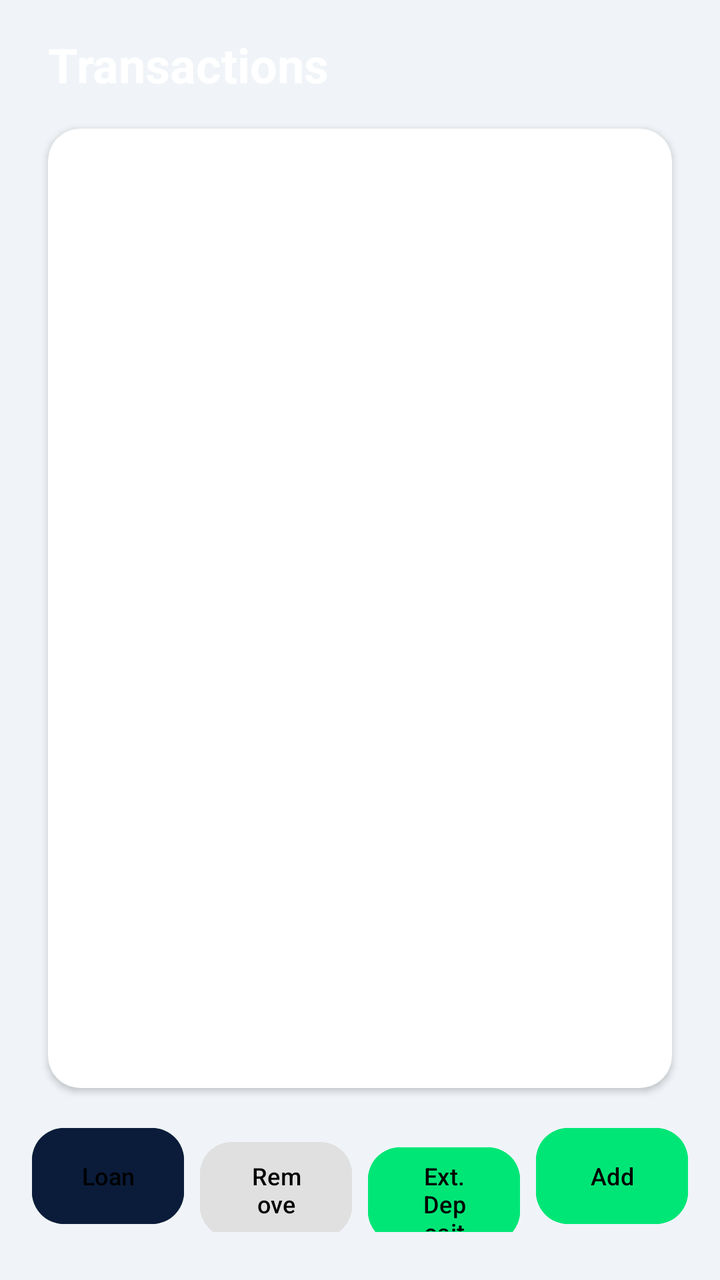
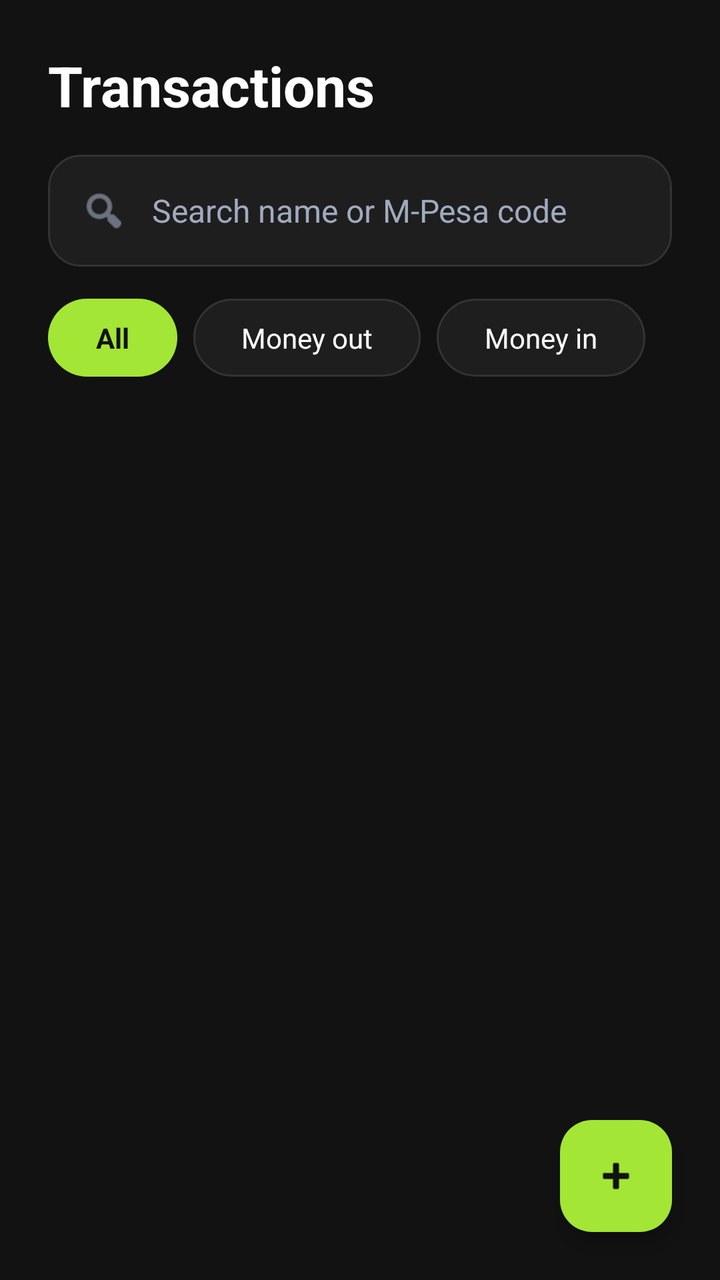

Screens rendered from an Android XML layout before and after an edit, with the pre-edit source and the edit as a unified diff.
<!-- AndroidManifest.xml: application theme Theme.MPesaExpenseTracker -->
<!-- res/layout/fragment_transactions.xml -->
<?xml version="1.0" encoding="utf-8"?>
<LinearLayout xmlns:android="http://schemas.android.com/apk/res/android"
    xmlns:app="http://schemas.android.com/apk/res-auto"
    android:layout_width="match_parent"
    android:layout_height="match_parent"
    android:orientation="vertical"
    android:background="@android:color/transparent">

    <TextView
        android:layout_width="match_parent"
        android:layout_height="wrap_content"
        android:text="Transactions"
        android:textSize="24sp"
        android:textStyle="bold"
        android:paddingHorizontal="24dp"
        android:paddingTop="16dp"
        android:paddingBottom="16dp"
        android:textColor="#FFFFFF" />

    <androidx.cardview.widget.CardView
        android:layout_width="match_parent"
        android:layout_height="0dp"
        android:layout_weight="1"
        android:layout_marginHorizontal="24dp"
        android:layout_marginBottom="16dp"
        app:cardCornerRadius="16dp"
        app:cardElevation="2dp"
        app:cardBackgroundColor="#FFFFFF">
        
        <androidx.recyclerview.widget.RecyclerView
            android:id="@+id/rvTransactions"
            android:layout_width="match_parent"
            android:layout_height="match_parent"
            android:clipToPadding="false"
            android:padding="16dp" />
    </androidx.cardview.widget.CardView>

    <LinearLayout
        android:layout_width="match_parent"
        android:layout_height="wrap_content"
        android:orientation="horizontal"
        android:paddingHorizontal="16dp"
        android:paddingBottom="24dp">

        <Button
            android:id="@+id/btnLoan"
            android:layout_width="0dp"
            android:layout_height="56dp"
            android:layout_weight="1"
            android:text="Loan"
            android:textSize="12sp"
            android:textColor="#000000"
            android:backgroundTint="#0A1C3A"
            app:cornerRadius="16dp"
            android:layout_marginEnd="4dp"/>

        <Button
            android:id="@+id/btnRemove"
            android:layout_width="0dp"
            android:layout_height="56dp"
            android:layout_weight="1"
            android:text="Remove"
            android:textSize="12sp"
            android:textColor="#000000"
            android:backgroundTint="#E0E0E0"
            app:cornerRadius="16dp"
            android:layout_marginHorizontal="4dp"/>

        <Button
            android:id="@+id/btnExtDeposit"
            android:layout_width="0dp"
            android:layout_height="56dp"
            android:layout_weight="1"
            android:text="Ext. Deposit"
            android:textSize="12sp"
            android:textColor="#000000"
            android:backgroundTint="#00E676"
            app:cornerRadius="16dp"
            android:layout_marginHorizontal="4dp"/>

        <Button
            android:id="@+id/btnAdd"
            android:layout_width="0dp"
            android:layout_height="56dp"
            android:layout_weight="1"
            android:text="Add"
            android:textSize="12sp"
            android:textColor="#000000"
            android:backgroundTint="#00E676"
            app:cornerRadius="16dp"
            android:layout_marginStart="4dp"/>
    </LinearLayout>
</LinearLayout>
<!-- resources referenced by this layout -->
<resources>
  <style name="Theme.MPesaExpenseTracker" parent="Theme.Material3.Light.NoActionBar">
          <item name="colorPrimary">@color/royal_blue</item>
          <item name="colorPrimaryDark">@color/primary_dark</item>
          <item name="colorSecondary">@color/emerald</item>
          <item name="android:windowBackground">@color/bg_offwhite</item>
          <item name="android:statusBarColor">@color/royal_blue</item>
          <item name="android:forceDarkAllowed">false</item>
      </style>
  <color name="royal_blue">#1A237E</color>
  <color name="primary_dark">#000000</color>
  <color name="emerald">#00E676</color>
  <color name="bg_offwhite">#F0F4F8</color>
</resources>

<!-- the commit's change to res/layout/fragment_transactions.xml (unified diff, before → after) -->
@@ -1,93 +1,127 @@
 <?xml version="1.0" encoding="utf-8"?>
-<LinearLayout xmlns:android="http://schemas.android.com/apk/res/android"
+<androidx.coordinatorlayout.widget.CoordinatorLayout 
+    xmlns:android="http://schemas.android.com/apk/res/android"
     xmlns:app="http://schemas.android.com/apk/res-auto"
     android:layout_width="match_parent"
     android:layout_height="match_parent"
-    android:orientation="vertical"
     android:background="@android:color/transparent">
 
-    <TextView
+    <LinearLayout
         android:layout_width="match_parent"
-        android:layout_height="wrap_content"
-        android:text="Transactions"
-        android:textSize="24sp"
-        android:textStyle="bold"
-        android:paddingHorizontal="24dp"
-        android:paddingTop="16dp"
-        android:paddingBottom="16dp"
-        android:textColor="#FFFFFF" />
+        android:layout_height="match_parent"
+        android:orientation="vertical"
+        android:paddingBottom="80dp">
 
-    <androidx.cardview.widget.CardView
-        android:layout_width="match_parent"
-        android:layout_height="0dp"
-        android:layout_weight="1"
-        android:layout_marginHorizontal="24dp"
-        android:layout_marginBottom="16dp"
-        app:cardCornerRadius="16dp"
-        app:cardElevation="2dp"
-        app:cardBackgroundColor="#FFFFFF">
+        <TextView
+            android:layout_width="match_parent"
+            android:layout_height="wrap_content"
+            android:text="Transactions"
+            android:textSize="28sp"
+            android:textStyle="bold"
+            android:textColor="#FFFFFF"
+            android:paddingHorizontal="24dp"
+            android:paddingTop="24dp"
+            android:paddingBottom="16dp" />
+
         
+        <androidx.cardview.widget.CardView
+            android:layout_width="match_parent"
+            android:layout_height="56dp"
+            android:layout_marginHorizontal="24dp"
+            app:cardCornerRadius="16dp"
+            app:cardElevation="0dp"
+            app:cardBackgroundColor="@android:color/transparent">
+            <LinearLayout
+                android:layout_width="match_parent"
+                android:layout_height="match_parent"
+                android:orientation="horizontal"
+                android:gravity="center_vertical"
+                android:paddingHorizontal="16dp"
+                android:background="@drawable/bg_glass_search">
+                <ImageView
+                    android:layout_width="24dp"
+                    android:layout_height="24dp"
+                    android:src="@android:drawable/ic_menu_search"
+                    app:tint="#A0AABF" />
+                <EditText
+                    android:id="@+id/etSearch"
+                    android:layout_width="match_parent"
+                    android:layout_height="match_parent"
+                    android:background="@android:color/transparent"
+                    android:hint="Search name or M-Pesa code"
+                    android:textColorHint="#A0AABF"
+                    android:paddingStart="12dp"
+                    android:textSize="16sp"
+                    android:textColor="#FFFFFF" />
+            </LinearLayout>
+        </androidx.cardview.widget.CardView>
+
+        
+        <HorizontalScrollView
+            android:layout_width="match_parent"
+            android:layout_height="wrap_content"
+            android:scrollbars="none"
+            android:paddingTop="16dp"
+            android:paddingBottom="16dp">
+            <LinearLayout
+                android:layout_width="wrap_content"
+                android:layout_height="wrap_content"
+                android:orientation="horizontal"
+                android:paddingHorizontal="24dp">
+                
+                <TextView
+                    android:id="@+id/pillAll"
+                    android:layout_width="wrap_content"
+                    android:layout_height="wrap_content"
+                    android:text="All"
+                    android:background="@drawable/bg_pill_active_dark"
+                    android:paddingHorizontal="24dp"
+                    android:paddingVertical="10dp"
+                    android:textColor="#121212"
+                    android:textStyle="bold" />
+                    
+                <TextView
+                    android:id="@+id/pillOut"
+                    android:layout_width="wrap_content"
+                    android:layout_height="wrap_content"
+                    android:text="Money out"
+                    android:background="@drawable/bg_pill_inactive_dark"
+                    android:paddingHorizontal="24dp"
+                    android:paddingVertical="10dp"
+                    android:textColor="#FFFFFF"
+                    android:layout_marginStart="8dp" />
+                    
+                <TextView
+                    android:id="@+id/pillIn"
+                    android:layout_width="wrap_content"
+                    android:layout_height="wrap_content"
+                    android:text="Money in"
+                    android:background="@drawable/bg_pill_inactive_dark"
+                    android:paddingHorizontal="24dp"
+                    android:paddingVertical="10dp"
+                    android:textColor="#FFFFFF"
+                    android:layout_marginStart="8dp" />
+            </LinearLayout>
+        </HorizontalScrollView>
+
         <androidx.recyclerview.widget.RecyclerView
             android:id="@+id/rvTransactions"
             android:layout_width="match_parent"
-            android:layout_height="match_parent"
+            android:layout_height="0dp"
+            android:layout_weight="1"
             android:clipToPadding="false"
-            android:padding="16dp" />
-    </androidx.cardview.widget.CardView>
+            android:paddingHorizontal="24dp"
+            android:paddingBottom="100dp" />
+    </LinearLayout>
 
-    <LinearLayout
-        android:layout_width="match_parent"
+    
+    <com.google.android.material.floatingactionbutton.FloatingActionButton
+        android:id="@+id/fabAdd"
+        android:layout_width="wrap_content"
         android:layout_height="wrap_content"
-        android:orientation="horizontal"
-        android:paddingHorizontal="16dp"
-        android:paddingBottom="24dp">
-
-        <Button
-            android:id="@+id/btnLoan"
-            android:layout_width="0dp"
-            android:layout_height="56dp"
-            android:layout_weight="1"
-            android:text="Loan"
-            android:textSize="12sp"
-            android:textColor="#000000"
-            android:backgroundTint="#0A1C3A"
-            app:cornerRadius="16dp"
-            android:layout_marginEnd="4dp"/>
-
-        <Button
-            android:id="@+id/btnRemove"
-            android:layout_width="0dp"
-            android:layout_height="56dp"
-            android:layout_weight="1"
-            android:text="Remove"
-            android:textSize="12sp"
-            android:textColor="#000000"
-            android:backgroundTint="#E0E0E0"
-            app:cornerRadius="16dp"
-            android:layout_marginHorizontal="4dp"/>
-
-        <Button
-            android:id="@+id/btnExtDeposit"
-            android:layout_width="0dp"
-            android:layout_height="56dp"
-            android:layout_weight="1"
-            android:text="Ext. Deposit"
-            android:textSize="12sp"
-            android:textColor="#000000"
-            android:backgroundTint="#00E676"
-            app:cornerRadius="16dp"
-            android:layout_marginHorizontal="4dp"/>
-
-        <Button
-            android:id="@+id/btnAdd"
-            android:layout_width="0dp"
-            android:layout_height="56dp"
-            android:layout_weight="1"
-            android:text="Add"
-            android:textSize="12sp"
-            android:textColor="#000000"
-            android:backgroundTint="#00E676"
-            app:cornerRadius="16dp"
-            android:layout_marginStart="4dp"/>
-    </LinearLayout>
-</LinearLayout>
+        android:layout_gravity="bottom|end"
+        android:layout_margin="24dp"
+        android:src="@android:drawable/ic_input_add"
+        app:tint="#121212"
+        app:backgroundTint="#A3E635" />
+</androidx.coordinatorlayout.widget.CoordinatorLayout>
<!-- resource entries referenced after the edit -->
@@ -1,16 +1,31 @@
 <!-- resources referenced by this layout -->
 <resources>
-  <style name="Theme.MPesaExpenseTracker" parent="Theme.Material3.Light.NoActionBar">
-          <item name="colorPrimary">@color/royal_blue</item>
-          <item name="colorPrimaryDark">@color/primary_dark</item>
-          <item name="colorSecondary">@color/emerald</item>
-          <item name="android:windowBackground">@color/bg_offwhite</item>
-          <item name="android:statusBarColor">@color/royal_blue</item>
-          <item name="android:forceDarkAllowed">false</item>
+  <!-- drawable bg_glass_search (drawable) -->
+  <?xml version="1.0" encoding="utf-8"?>
+  <shape xmlns:android="http://schemas.android.com/apk/res/android">
+      <solid android:color="#1E1E1E" />
+      <corners android:radius="16dp" />
+      <stroke android:width="1dp" android:color="#333333" />
+  </shape>
+  <!-- drawable bg_pill_active_dark (drawable) -->
+  <?xml version="1.0" encoding="utf-8"?>
+  <shape xmlns:android="http://schemas.android.com/apk/res/android">
+      <solid android:color="#A3E635" />
+      <corners android:radius="24dp" />
+  </shape>
+  <!-- drawable bg_pill_inactive_dark (drawable) -->
+  <?xml version="1.0" encoding="utf-8"?>
+  <shape xmlns:android="http://schemas.android.com/apk/res/android">
+      <solid android:color="#1E1E1E" />
+      <corners android:radius="24dp" />
+      <stroke android:width="1dp" android:color="#333333" />
+  </shape>
+  <style name="Theme.MPesaExpenseTracker" parent="Theme.Material3.Dark.NoActionBar">
+          <item name="colorPrimary">#A3E635</item> 
+          <item name="colorPrimaryDark">#000000</item>
+          <item name="colorSecondary">#F97316</item> 
+          <item name="android:windowBackground">#121212</item> 
+          <item name="android:statusBarColor">#121212</item>
       </style>
-  <color name="royal_blue">#1A237E</color>
-  <color name="primary_dark">#000000</color>
-  <color name="emerald">#00E676</color>
-  <color name="bg_offwhite">#F0F4F8</color>
 </resources>
 
